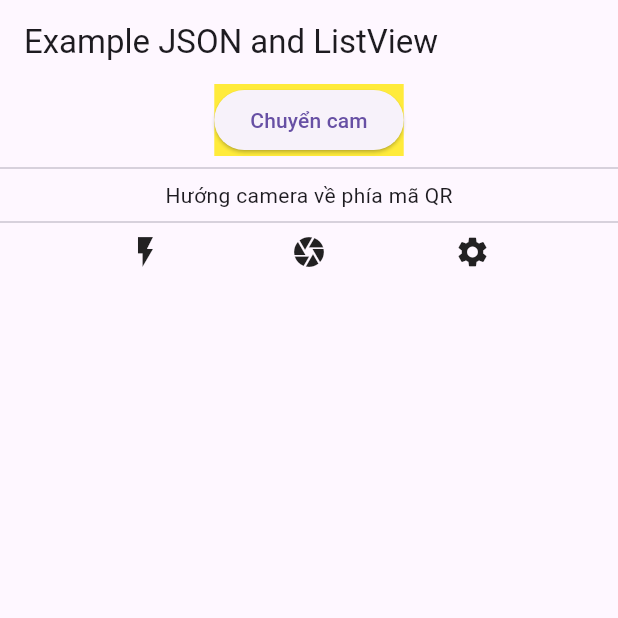
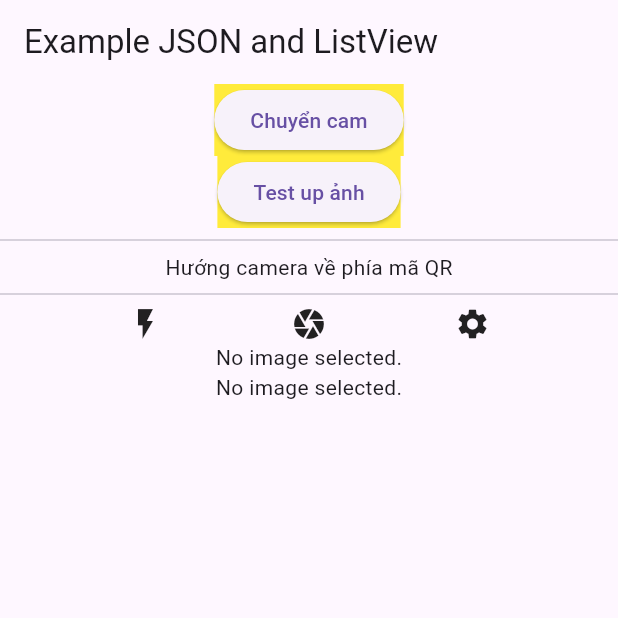
Before and after one commit to khanhduy360/detectlogo, a Flutter app: the screen it shows after launch, on a phone screen of 412 x 824 dp, the top half of it. Run offline on Flutter 3.47's test engine with Material 3 defaults, Android fonts, the light colour scheme and no system bars; our stand-ins replace camera, image_picker, permission_handler.

Commit message:
update upload image

```diff
--- a/lib/main.dart
+++ b/lib/main.dart
@@ -1,7 +1,13 @@
+import 'dart:typed_data';
+
 import 'package:camera/camera.dart';
 import 'package:flutter/material.dart';
+import 'package:image_picker/image_picker.dart';
+import 'package:permission_handler/permission_handler.dart';
 import 'camera.dart';
-import 'network.dart';
+import 'dart:io';
+import 'package:http/http.dart' as http;
+
 late List<CameraDescription> cameras;
 
 Future<void> main() async {
@@ -18,11 +24,10 @@ class MyApp extends StatelessWidget {
   Widget build(BuildContext context) {
     return MaterialApp(
       title: 'Flutter Demo',
-
       theme: ThemeData(
         primarySwatch: Colors.blue,
       ),
-      home:  MyHomePage(),
+      home: MyHomePage(),
     );
   }
 }
@@ -30,16 +35,15 @@ class MyApp extends StatelessWidget {
 class MyHomePage extends StatefulWidget {
   MyHomePage({Key? key}) : super(key: key);
 
-
   @override
   State<MyHomePage> createState() => _MyHomePageState();
 }
 
 class _MyHomePageState extends State<MyHomePage> {
-
-
-
-
+  final ImagePicker picker = ImagePicker();
+  File? _imageFile;
+  Uint8List? _imageBytes;
+  String? _errorMessage;
 
   @override
   Widget build(BuildContext context) {
@@ -55,12 +59,23 @@ class _MyHomePageState extends State<MyHomePage> {
               onPressed: () {
                 Navigator.of(context).push(
                   MaterialPageRoute(
-                    builder: (context) => CameraApp(cameras: cameras,),
+                    builder: (context) =>
+                        CameraApp(
+                          cameras: cameras,
+                        ),
                   ),
                 );
               },
               child: Text('Chuyển cam'),
-
+            ),
+          ),
+          Container(
+            color: Colors.yellow,
+            child: ElevatedButton(
+              onPressed: () {
+                uploadImage();
+              },
+              child: Text('Test up ảnh'),
             ),
           ),
           Divider(),
@@ -74,54 +89,82 @@ class _MyHomePageState extends State<MyHomePage> {
               Icon(Icons.settings),
             ],
           ),
+          Center(
+            child: _imageFile == null
+                ? Text('No image selected.')
+                : Image.file(_imageFile!),
+          ),
+          Center(
+            child: _imageFile == null
+                ? Text('No image selected.')
+                : ElevatedButton(
+              onPressed: () {
+                uploadImage();
+              },
+              child: Text('Up lên server'),
+            ),
+          ),
         ],
       ),
     );
     // This trailing comma makes auto-formatting nicer for build methods.
+  }
 
+  uploadImage() async {
+    //final ImagePicker picker = ImagePicker();
+    // Pick an image.
+    // UploadTask uploadTask;
+    //Check Permissions
+    await Permission.photos.request();
+    var permissionStatus = await Permission.photos.status;
+    if (permissionStatus.isGranted) {
+      //Select Image
+      final XFile? image = await picker.pickImage(source: ImageSource.gallery);
+      var file = File(image!.path);
+      if (image != null) {
+        //Upload to Firebase
+        print(file.path);
+        setState(() {
+          _imageFile = File(image.path);
+        });
+        await uploadServer(_imageFile!);
+      } else {
+        print('No Image Path Received');
+      }
+    } else {
+      print('Permission not granted. Try Again with permission access');
+    }
   }
-// _search(){
-//   return Padding(
-//       padding: const EdgeInsets.all(10),
-//       child: TextField(
-//       decoration: const InputDecoration(
-//         hintText: 'Search....'
-//       ),
-//         onChanged: (text){
-//         text = text.toLowerCase();
-//         setState((){
-//           _postsDisplay = _posts.where((post) {
-//             var title = post.title!.toLowerCase();
-//             return title.contains(text);
-//           }).toList();
-//         });
-//         },
-//     ),
-//   );
-// }
-// _listRender(int index){
-//   return Card(
-//     child: Padding(
-//       padding: const EdgeInsets.only(top: 32, bottom: 32, left: 16, right: 16),
-//       child: Column(
-//         crossAxisAlignment: CrossAxisAlignment.start,
-//         children: [
-//           CircleAvatar(
-//             backgroundImage: NetworkImage(_postsDisplay[index].url!),
-//
-//           ),
-//           Text(
-//             _postsDisplay[index].title!,
-//             style: const TextStyle(
-//                 fontSize: 22,fontWeight: FontWeight.bold
-//             ),
-//           ),
-//
-//
-//
-//         ],
-//       ),
-//     ),
-//   );
-// }
+
+
+  Future<void> uploadServer(File imageFile) async {
+    var request = http.MultipartRequest(
+      'POST',
+      Uri.parse('http://192.168.1.5:8000/upload/'),
+    );
+    request.files.add(await http.MultipartFile.fromPath('file', imageFile.path));
+
+    try {
+      var streamedResponse = await request.send();
+
+      if (streamedResponse.statusCode == 200) {
+        var responseString = await streamedResponse.stream.bytesToString();
+        print('Response: $responseString');
+        print('Image uploaded successfully');
+        // Xử lý thành công
+      } else {
+        print('Failed to upload image. Error code: ${streamedResponse.statusCode}');
+        setState(() {
+          _errorMessage = 'Failed to upload image. Error code: ${streamedResponse.statusCode}';
+        });
+        // Xử lý lỗi
+      }
+    } catch (e) {
+      print('Failed to upload image. Error: $e');
+      setState(() {
+        _errorMessage = 'Failed to upload image. Error: $e';
+      });
+      // Xử lý lỗi
+    }
+  }
 }
--- a/pubspec.yaml
+++ b/pubspec.yaml
@@ -39,6 +39,8 @@ dependencies:
   video_player: ^2.8.2
   tflite_flutter: ^0.10.4
   http: ^1.2.1
+  image_picker: ^1.0.7
+  permission_handler: ^9.2.0
 
 dev_dependencies:
   flutter_test:
```
Also changed, not shown: pubspec.lock, 5 other files.
